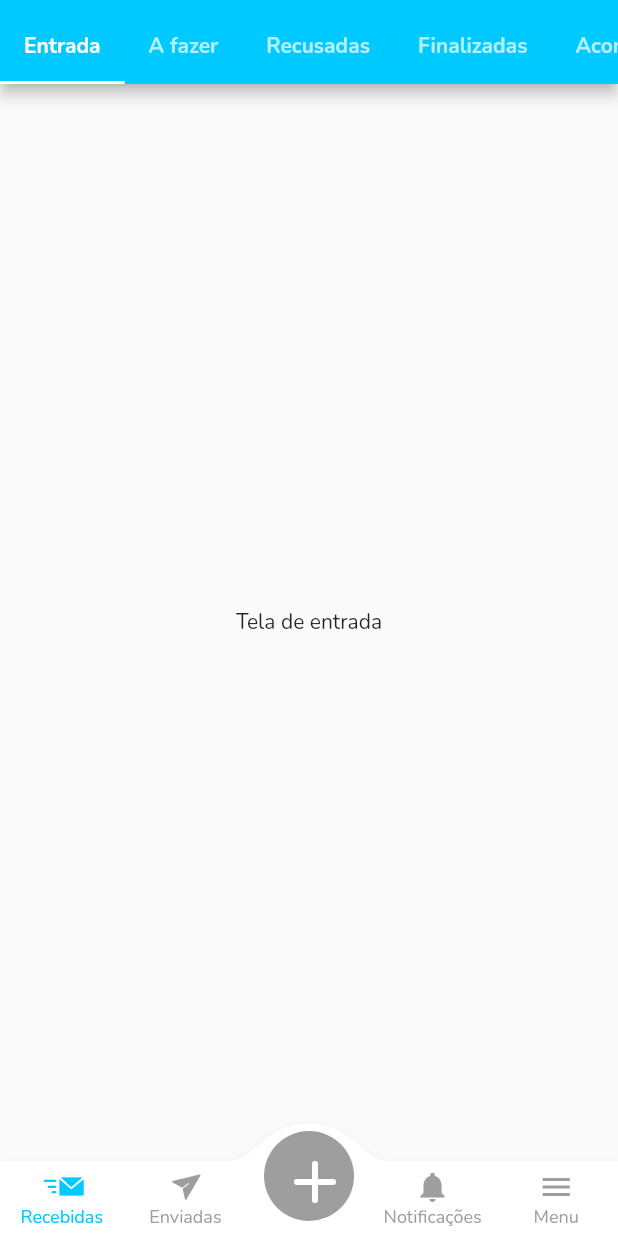
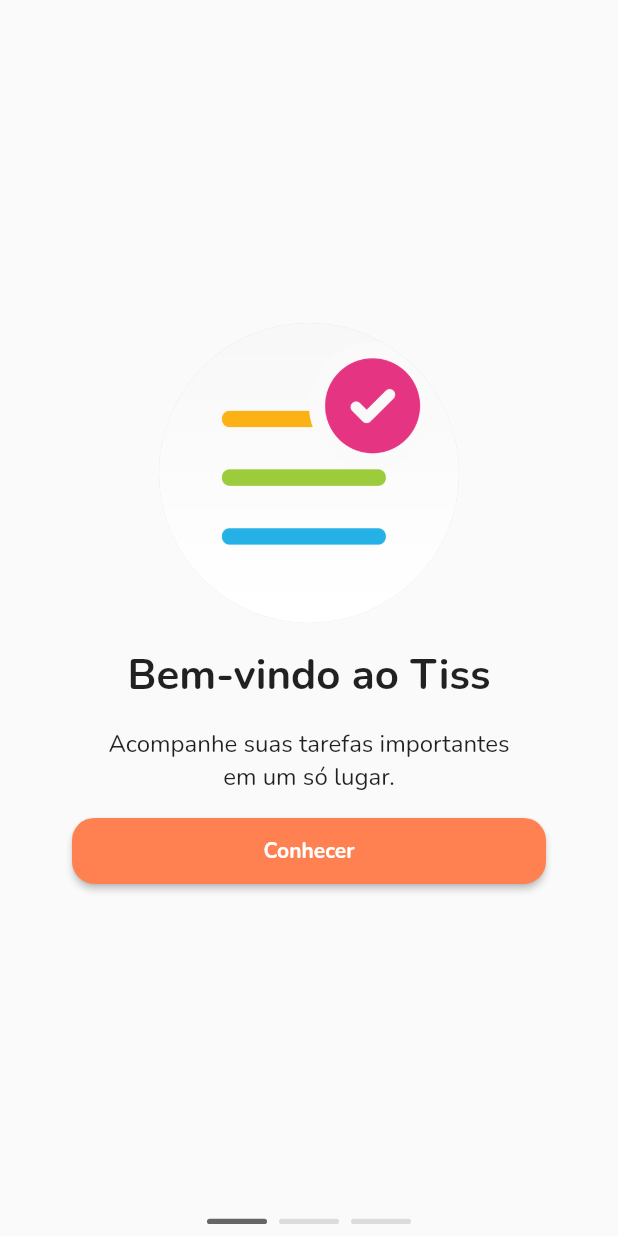
Before and after one commit to furuhata-gumga/tiss-flutter, a Flutter app: the screen it shows after launch, on a phone screen of 412 x 824 dp. Run offline on Flutter 3.47's test engine with Material 2 defaults, Android fonts, the phone set to English and light mode, and no system bars; drawn by our look-alikes of carousel_slider, convex_bottom_bar; our stand-ins replace google_fonts.

Commit message:
:sparkles: presentation screen

```diff
--- /dev/null
+++ b/lib/login/login.dart
@@ -0,0 +1,17 @@
+import 'package:flutter/material.dart';
+
+class Login extends StatefulWidget {
+  const Login({Key? key}) : super(key: key);
+
+  @override
+  _LoginState createState() => _LoginState();
+}
+
+class _LoginState extends State<Login> {
+  @override
+  Widget build(BuildContext context) {
+    return Scaffold(
+      backgroundColor: Colors.white,
+    );
+  }
+}
--- a/lib/main.dart
+++ b/lib/main.dart
@@ -1,6 +1,7 @@
 import 'package:flutter/material.dart';
 import 'package:flutter/services.dart';
 import 'package:google_fonts/google_fonts.dart';
+import 'package:tiss_example/presentation_screen/presentation.dart';
 
 import 'my_home_page.dart';
 
@@ -27,7 +28,8 @@ class MyApp extends StatelessWidget {
         // )
       ),
       debugShowCheckedModeBanner: false,
-      home: const MyHomePage(),
+      // home: const MyHomePage(),
+      home: const Presentation(),
     );
   }
 }
--- /dev/null
+++ b/lib/presentation_screen/presentation.dart
@@ -0,0 +1,207 @@
+import 'package:carousel_slider/carousel_slider.dart';
+import 'package:flutter/material.dart';
+import 'package:tiss_example/login/login.dart';
+import 'package:tiss_example/presentation_screen/presentation_button.dart';
+import 'package:tiss_example/presentation_screen/terms.dart';
+
+class Presentation extends StatefulWidget {
+  const Presentation({Key? key}) : super(key: key);
+
+  @override
+  State<Presentation> createState() => _PresentationState();
+}
+
+class _PresentationState extends State<Presentation>{
+  int _current = 0;
+  final CarouselController controller = CarouselController();
+
+  void goToLogin() {
+    Navigator.pushReplacement(
+      context,
+      MaterialPageRoute(builder: (context) => const Login())
+    );
+  }
+
+  @override
+  Widget build(BuildContext context) {
+    final List<Widget> imageSliders = [
+      Column(
+          mainAxisAlignment: MainAxisAlignment.center,
+          children: [
+            CircleAvatar(
+              radius: 100,
+              child: ClipOval(
+                child: Image.asset('assets/list.png'),
+              ),
+            ),
+            const Padding(
+              padding: EdgeInsets.only(top: 16, bottom: 16),
+              child: Text(
+                "Bem-vindo ao Tiss",
+                style: TextStyle(
+                  fontSize: 28,
+                  fontWeight: FontWeight.bold,
+                ),
+              ),
+            ),
+            Padding(
+              padding: const EdgeInsets.only(left: 52, right: 52, bottom: 16),
+              child: Column(
+                children: const <Text>[
+                  Text(
+                    "Acompanhe suas tarefas importantes",
+                    style: TextStyle(
+                      fontSize: 16,
+                    ),
+                  ),
+                  Text(
+                    "em um só lugar.",
+                    style: TextStyle(
+                      fontSize: 16,
+                    ),
+                  )
+                ],
+              ),
+            ),
+            Padding(
+              padding: const EdgeInsets.only(left: 48, right: 48),
+              child: PresentationButton(controller, 'Conhecer', const Color(0xFFFF8050), 1),
+            ),
+          ]
+      ),
+      Column(
+          mainAxisAlignment: MainAxisAlignment.center,
+          children: [
+            CircleAvatar(
+              radius: 100,
+              child: ClipOval(
+                child: Image.asset('assets/sent-task.gif'),
+              ),
+            ),
+            const Padding(
+              padding: EdgeInsets.only(top: 16, bottom: 16),
+              child: Text(
+                "Envie tarefas",
+                style: TextStyle(
+                  fontSize: 28,
+                  fontWeight: FontWeight.bold,
+                ),
+              ),
+            ),
+            Padding(
+              padding: const EdgeInsets.only(left: 52, right: 52, bottom: 16),
+              child: Column(
+                children: const <Text>[
+                  Text(
+                    "Envie tarefas para seus amigos",
+                    style: TextStyle(
+                      fontSize: 16,
+                    ),
+                  ),
+                  Text(
+                    "e acompanhe o status dela.",
+                    style: TextStyle(
+                      fontSize: 16,
+                    ),
+                  )
+                ],
+              ),
+            ),
+            Padding(
+              padding: const EdgeInsets.only(left: 48, right: 48),
+              child: PresentationButton(controller, 'Continuar', const Color(0xFF9ACC4C), 2),
+            ),
+          ]
+      ),
+      Column(
+          mainAxisAlignment: MainAxisAlignment.center,
+          children: [
+            CircleAvatar(
+              radius: 100,
+              child: ClipOval(
+                child: Image.asset('assets/receive-task.gif'),
+              ),
+            ),
+            const Padding(
+              padding: EdgeInsets.only(top: 16, bottom: 16),
+              child: Text(
+                "Receba tarefas",
+                style: TextStyle(
+                  fontSize: 28,
+                  fontWeight: FontWeight.bold,
+                ),
+              ),
+            ),
+            Padding(
+              padding: const EdgeInsets.only(left: 52, right: 52, bottom: 16),
+              child: Column(
+                children: const <Text>[
+                  Text(
+                    "Seus amigos vão te enviar tarefas que",
+                    style: TextStyle(
+                      fontSize: 16,
+                    ),
+                  ),
+                  Text(
+                    "você pode aceitar ou não.",
+                    style: TextStyle(
+                      fontSize: 16,
+                    ),
+                  )
+                ],
+              ),
+            ),
+            Padding(
+              padding: const EdgeInsets.only(left: 48, right: 48),
+              child: PresentationButton(controller, 'Começar', const Color(0xFFE4317E), 3, goToLogin: goToLogin,),
+            ),
+            const Terms()
+          ]
+      ),
+    ].toList();
+
+    final double height = MediaQuery.of(context).size.height;
+
+    return Scaffold(
+      body: Column(children: [
+        Expanded(
+          child: CarouselSlider(
+            items: imageSliders,
+            carouselController: controller,
+            options: CarouselOptions(
+              height: height,
+              viewportFraction: 1.0,
+              autoPlay: false,
+              enlargeCenterPage: false,
+              aspectRatio: 2.0,
+              onPageChanged: (index, reason) {
+                setState(() {
+                  _current = index;
+                });
+              }),
+          ),
+        ),
+        Row(
+          mainAxisAlignment: MainAxisAlignment.center,
+          children: imageSliders.asMap().entries.map((entry) {
+            return GestureDetector(
+              onTap: () => controller.animateToPage(entry.key),
+              child: Container(
+                width: 40.0,
+                height: 3.5,
+                margin: const EdgeInsets.symmetric(vertical: 8.0, horizontal: 4.0),
+                decoration: BoxDecoration(
+                    shape: BoxShape.rectangle,
+                    borderRadius: const BorderRadius.all(Radius.circular(20.0)),
+                    color: (Theme.of(context).brightness == Brightness.dark
+                        ? Colors.white
+                        : const Color(0xff666666))
+                        .withOpacity(_current == entry.key ? 1.0 : 0.2)),
+              ),
+            );
+          }).toList(),
+        ),
+      ]),
+    );
+  }
+}
--- /dev/null
+++ b/lib/presentation_screen/presentation_button.dart
@@ -0,0 +1,58 @@
+import 'package:flutter/material.dart';
+import 'package:carousel_slider/carousel_slider.dart';
+
+class PresentationButton extends StatefulWidget {
+  final CarouselController controller;
+  final String title;
+  final Color color;
+  final int page;
+  final VoidCallback? goToLogin;
+  const PresentationButton(
+    this.controller,
+    this.title,
+    this.color,
+    this.page,
+    {Key? key,
+    this.goToLogin
+    }) : super(key: key);
+
+  @override
+  _PresentationButtonState createState() => _PresentationButtonState();
+}
+
+class _PresentationButtonState extends State<PresentationButton> {
+
+  void handleButtonClick() {
+    if (widget.page != 1 && widget.page != 2) {
+      if (widget.goToLogin != null) {
+        widget.goToLogin!.call();
+      }
+    } else {
+      widget.controller.animateToPage(widget.page);
+    }
+  }
+
+  @override
+  Widget build(BuildContext context) {
+    return SizedBox(
+      height: 44,
+      width: double.infinity,
+      child: ElevatedButton(
+        onPressed: handleButtonClick,
+        child: Text(
+          widget.title,
+          style: const TextStyle(
+              color: Colors.white,
+              fontWeight: FontWeight.bold
+          ),
+        ),
+        style: ElevatedButton.styleFrom(
+          primary: widget.color,
+          shape: RoundedRectangleBorder(
+            borderRadius: BorderRadius.circular(15),
+          ),
+        ),
+      ),
+    );
+  }
+}
--- /dev/null
+++ b/lib/presentation_screen/terms.dart
@@ -0,0 +1,49 @@
+import 'package:flutter/material.dart';
+import 'package:url_launcher/url_launcher.dart';
+import 'package:flutter/gestures.dart';
+
+class Terms extends StatelessWidget {
+  const Terms({Key? key}) : super(key: key);
+
+  @override
+  Widget build(BuildContext context) {
+    return Padding(
+      padding: const EdgeInsets.only(top: 24),
+      child: RichText(
+        textAlign: TextAlign.center,
+        text: TextSpan(
+            style: const TextStyle(
+                color: Color(0xFF969696),
+                fontSize: 14
+            ),
+            children: <TextSpan>[
+              const TextSpan(text: 'Ao continuar, você aceita os\n'),
+              TextSpan(
+                  text: 'termos de uso',
+                  style: const TextStyle(
+                      color: Color(0xFF00c9ff),
+                      fontWeight: FontWeight.w700,
+                      decoration: TextDecoration.underline,
+                      decorationThickness: 1.5
+                  ),
+                  recognizer: TapGestureRecognizer()
+                    ..onTap = () { launch('https://tiss.app/#/term'); }
+              ),
+              const TextSpan(text: ' e a '),
+              TextSpan(
+                  text: 'política de privacidade',
+                  style: const TextStyle(
+                      color: Color(0xFF00c9ff),
+                      fontWeight: FontWeight.w700,
+                      decoration: TextDecoration.underline,
+                      decorationThickness: 1.5
+                  ),
+                  recognizer: TapGestureRecognizer()
+                    ..onTap = () { launch('https://tiss.app/#/term'); }
+              ),
+            ]
+        ),
+      ),
+    );
+  }
+}
--- a/pubspec.yaml
+++ b/pubspec.yaml
@@ -36,6 +36,8 @@ dependencies:
   cupertino_icons: ^1.0.2
   google_fonts: ^2.1.0
   convex_bottom_bar: ^3.0.0
+  carousel_slider: ^4.0.0
+  url_launcher: ^6.0.13
 
 dev_dependencies:
   flutter_test:
@@ -63,6 +65,10 @@ flutter:
   # assets:
   #   - images/a_dot_burr.jpeg
   #   - images/a_dot_ham.jpeg
+  assets:
+    - assets/list.png
+    - assets/receive-task.gif
+    - assets/sent-task.gif
 
   # An image asset can refer to one or more resolution-specific "variants", see
   # https://flutter.dev/assets-and-images/#resolution-aware.
```
Also changed, not shown: assets/list.png (added), assets/receive-task.gif (added), assets/sent-task.gif (added), pubspec.lock, 2 other files.
